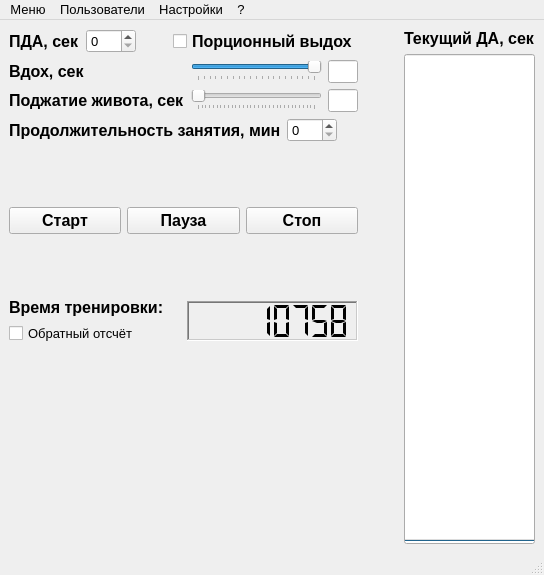
Qt form qt-app/src/mainwindow.ui (VictorZ08/Endogen) before a commit.
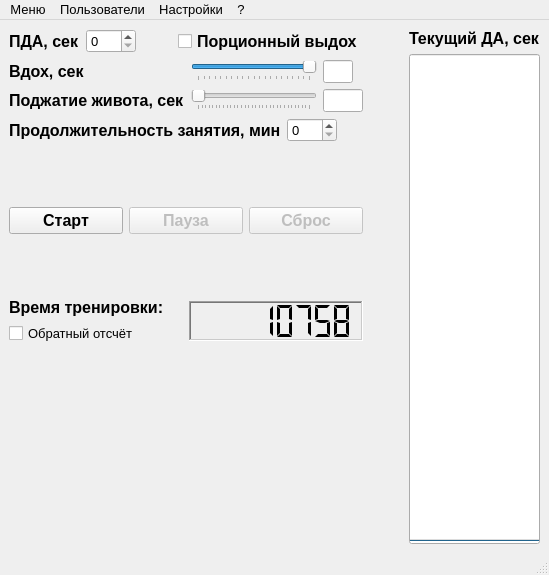
The same form after that commit.

Commit message: create logic GUI

What changed in the file:
```diff
--- a/qt-app/src/mainwindow.ui
+++ b/qt-app/src/mainwindow.ui
@@ -6,7 +6,7 @@
    <rect>
     <x>0</x>
     <y>0</y>
-    <width>544</width>
+    <width>549</width>
     <height>575</height>
    </rect>
   </property>
@@ -204,8 +204,11 @@
           </item>
           <item row="1" column="1">
            <widget class="QSlider" name="m_preloadBelly_sr">
+            <property name="minimum">
+             <number>9</number>
+            </property>
             <property name="maximum">
-             <number>31</number>
+             <number>40</number>
             </property>
             <property name="pageStep">
              <number>1</number>
@@ -259,10 +262,13 @@
            <widget class="QLineEdit" name="m_preloadBelly_le">
             <property name="maximumSize">
              <size>
-              <width>30</width>
+              <width>40</width>
               <height>16777215</height>
              </size>
             </property>
+            <property name="text">
+             <string/>
+            </property>
             <property name="readOnly">
              <bool>true</bool>
             </property>
@@ -370,6 +376,9 @@
         </item>
         <item>
          <widget class="QPushButton" name="m_pause_pb">
+          <property name="enabled">
+           <bool>false</bool>
+          </property>
           <property name="font">
            <font>
             <pointsize>12</pointsize>
@@ -380,10 +389,16 @@
           <property name="text">
            <string>Пауза</string>
           </property>
+          <property name="autoDefault">
+           <bool>false</bool>
+          </property>
          </widget>
         </item>
         <item>
-         <widget class="QPushButton" name="m_stop_pb">
+         <widget class="QPushButton" name="m_reset_pb">
+          <property name="enabled">
+           <bool>false</bool>
+          </property>
           <property name="font">
            <font>
             <pointsize>12</pointsize>
@@ -392,7 +407,7 @@
            </font>
           </property>
           <property name="text">
-           <string>Стоп</string>
+           <string>Сброс</string>
           </property>
          </widget>
         </item>
@@ -514,7 +529,7 @@
     <rect>
      <x>0</x>
      <y>0</y>
-     <width>544</width>
+     <width>549</width>
      <height>21</height>
     </rect>
    </property>
```
Left out of the diff: 2 changed lines with no effect on the pictures. The commit also changes 2 other files.
